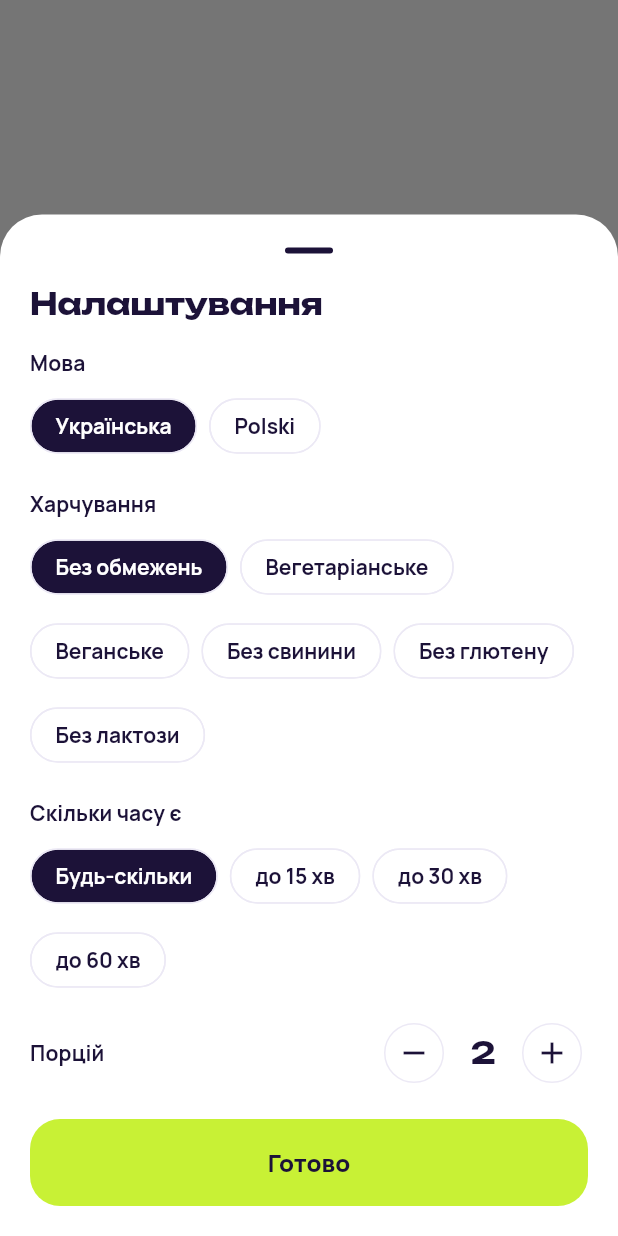
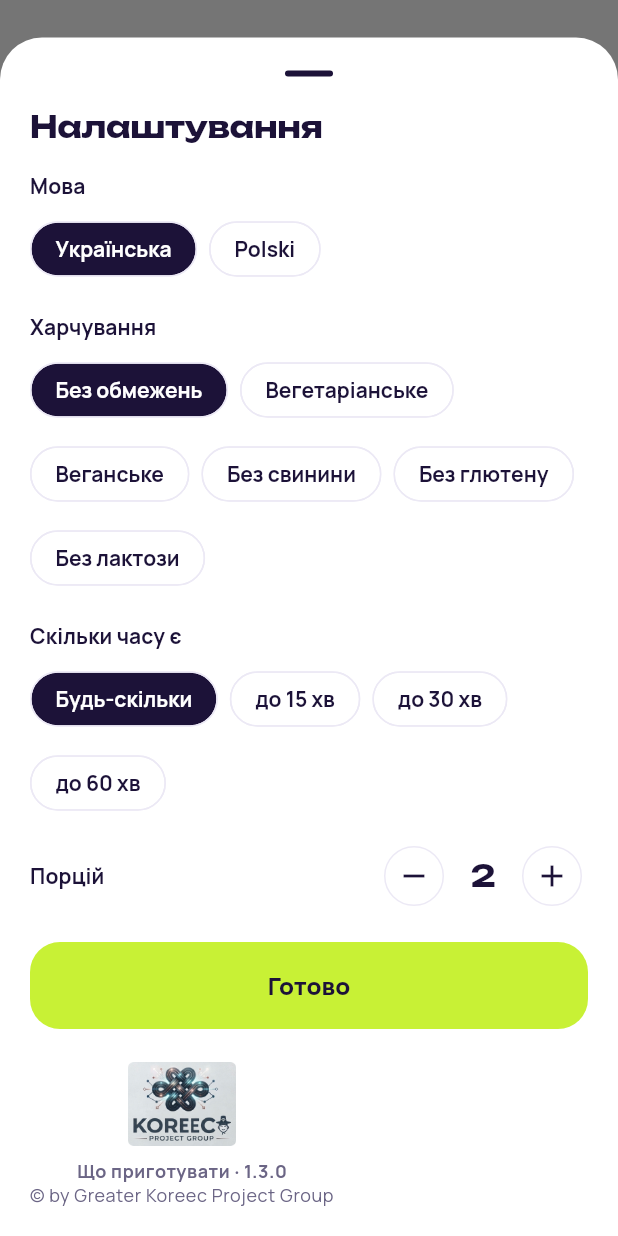
Before and after one commit to ProUA777/holodylnyk, a Flutter app: what showPrefsSheet() shows on an empty page, opened directly, on a phone screen of 412 x 824 dp. Run offline on Flutter 3.47's test engine with Material 3 defaults, Android fonts, the phone set to English and light mode, and no system bars; our stand-ins replace flutter_tts, google_fonts, image_picker, share_plus, shared_preferences, speech_to_text and 1 more; accounts and stored records are empty.

Commit message:
Логотип Koreec Project Group: головний екран, налаштування, заставка
Co-Authored-By: Claude Opus 5.5 <noreply@anthropic.com>
Claude-Session: https://claude.ai/code/session_01XbGSLnFh4D3ZCf7WbtGLLi

```diff
--- a/recipes_app/lib/config.dart
+++ b/recipes_app/lib/config.dart
@@ -6,4 +6,6 @@ class AppConfig {
   static const apiKey = String.fromEnvironment('API_KEY', defaultValue: '');
   static const profileId = 'recipes';
   static const credit = '© by Greater Koreec Project Group';
+  static const version = '1.3.0';
+  static const logo = 'assets/brand/koreec.png';
 }
--- a/recipes_app/lib/screens/home_screen.dart
+++ b/recipes_app/lib/screens/home_screen.dart
@@ -3,11 +3,11 @@ import 'dart:io';
 import 'package:flutter/material.dart';
 import 'package:image_picker/image_picker.dart';
 
-import '../config.dart';
 import '../l10n.dart';
 import '../main.dart';
 import '../models.dart';
 import '../theme.dart';
+import '../widgets/brand.dart';
 import 'photos_screen.dart';
 import 'results_screen.dart';
 
@@ -91,7 +91,7 @@ class _HomeScreenState extends State<HomeScreen> {
             ),
           ),
           const SizedBox(height: 28),
-          Text(AppConfig.credit, textAlign: TextAlign.center, style: theme.textTheme.bodySmall?.copyWith(color: extra.muted)),
+          const BrandFooter(),
         ],
       ),
     );
@@ -116,7 +116,7 @@ Future<void> showPrefsSheet(BuildContext context) {
               child: Text(t, style: theme.textTheme.titleSmall?.copyWith(fontWeight: FontWeight.w700)),
             );
         return SafeArea(
-          child: Padding(
+          child: SingleChildScrollView(
             padding: const EdgeInsets.fromLTRB(20, 0, 20, 20),
             child: Column(
               mainAxisSize: MainAxisSize.min,
@@ -175,6 +175,8 @@ Future<void> showPrefsSheet(BuildContext context) {
                 ]),
                 const SizedBox(height: 20),
                 FilledButton(onPressed: () => Navigator.pop(ctx), child: Text(t.done)),
+                const SizedBox(height: 22),
+                BrandFooter(appName: t.appName, logoHeight: 56),
               ],
             ),
           ),
--- /dev/null
+++ b/recipes_app/lib/widgets/brand.dart
@@ -0,0 +1,28 @@
+import 'package:flutter/material.dart';
+
+import '../config.dart';
+import '../theme.dart';
+
+/// Логотип Koreec Project Group + підпис. Однаковий у всіх апках на двигуні PhotoAI.
+class BrandFooter extends StatelessWidget {
+  const BrandFooter({super.key, this.appName, this.logoHeight = 72});
+
+  /// Назва й версія апки над підписом (напр. в «Налаштуваннях»); null — лише логотип і ©.
+  final String? appName;
+  final double logoHeight;
+
+  @override
+  Widget build(BuildContext context) {
+    final muted = Extra.of(context).muted;
+    final small = Theme.of(context).textTheme.bodySmall?.copyWith(color: muted);
+    return Semantics(
+      label: AppConfig.credit,
+      child: Column(mainAxisSize: MainAxisSize.min, children: [
+        Image.asset(AppConfig.logo, height: logoHeight, fit: BoxFit.contain, excludeFromSemantics: true),
+        const SizedBox(height: 8),
+        if (appName != null) Text('$appName · ${AppConfig.version}', style: small?.copyWith(fontWeight: FontWeight.w700)),
+        Text(AppConfig.credit, textAlign: TextAlign.center, style: small),
+      ]),
+    );
+  }
+}
--- a/recipes_app/pubspec.yaml
+++ b/recipes_app/pubspec.yaml
@@ -27,6 +27,8 @@ dev_dependencies:
 
 flutter:
   uses-material-design: true
+  assets:
+    - assets/brand/
 
 # Іконка апки: dart run flutter_launcher_icons   (setup.sh/ps1 запускають самі)
 flutter_launcher_icons:
@@ -43,8 +45,12 @@ flutter_native_splash:
   image: "assets/icon/splash.png"
   color_dark: "#120B24"
   image_dark: "assets/icon/splash_dark.png"
+  branding: "assets/brand/koreec_branding.png"        # логотип Koreec знизу заставки
+  branding_dark: "assets/brand/koreec_branding.png"
   android_12:
     color: "#C8F135"
     image: "assets/icon/splash12.png"
     color_dark: "#120B24"
     image_dark: "assets/icon/splash12_dark.png"
+    branding: "assets/brand/koreec_branding.png"
+    branding_dark: "assets/brand/koreec_branding.png"
```
Also changed, not shown: recipes_app/assets/brand/koreec.png (added), recipes_app/assets/brand/koreec_branding.png (added).
